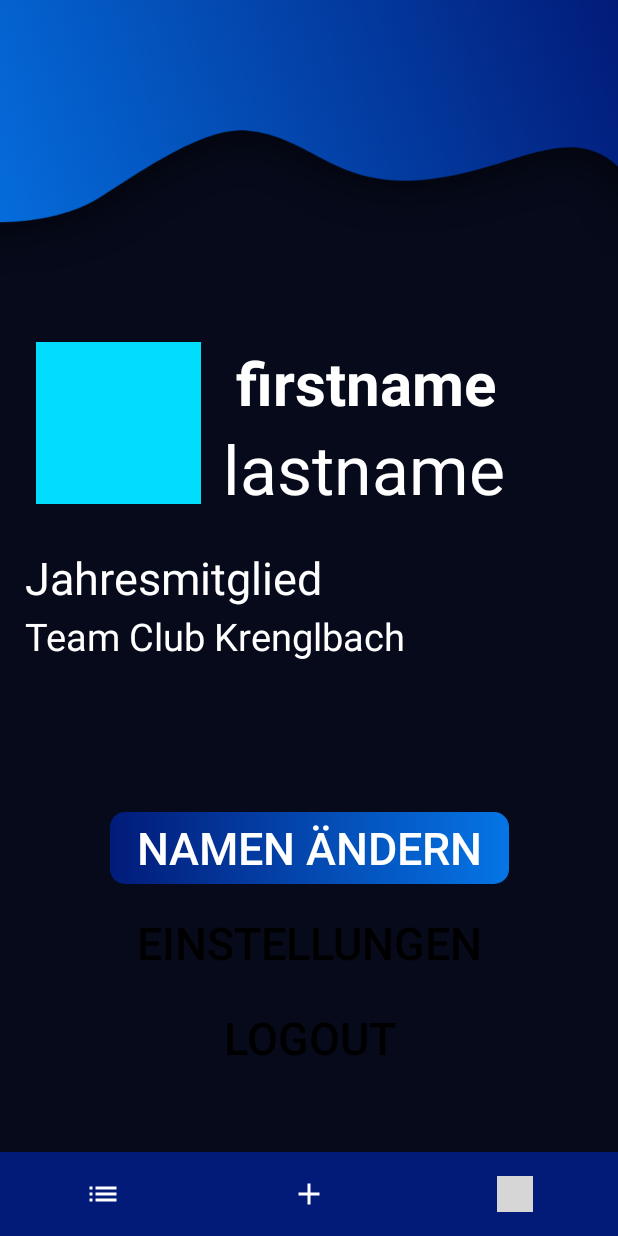
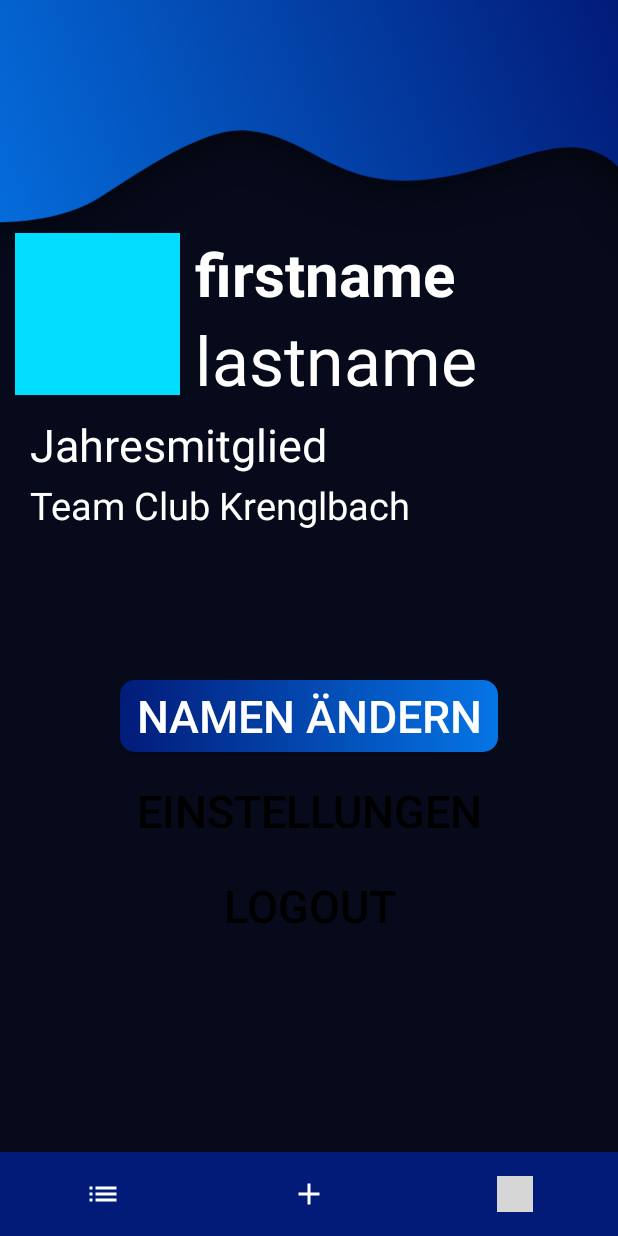
Before and after one commit to dgangl/TCK_Android, an Android app: the MainActivity screen opened directly, with no data from a screen before it, item 3 of the bottom bar chosen, on a phone screen of 412 x 824 dp. Run offline under Robolectric (Android 15) with nearby library versions, the phone set to English and light mode, and no system bars; our stand-ins replace Firebase (no records; nobody signed in at launch, a user with empty details on screens opened directly); grey boxes are pictures that could not be loaded.

Commit message:
UI Feed/User and Phone Login with Code

```diff
--- a/app/src/main/java/lab/tck/UserFragment.java
+++ b/app/src/main/java/lab/tck/UserFragment.java
@@ -7,12 +7,16 @@ import android.support.v4.app.Fragment;
 import android.view.LayoutInflater;
 import android.view.View;
 import android.view.ViewGroup;
+import android.widget.Button;
 
 public class UserFragment extends Fragment {
+
+
     @Nullable
     @Override
     public View onCreateView(@NonNull LayoutInflater inflater, @Nullable ViewGroup container, @Nullable Bundle savedInstanceState) {
         return inflater.inflate(R.layout.fragment_user,container,false);
 
+
     }
 }
--- a/app/src/main/res/layout/activity_main.xml
+++ b/app/src/main/res/layout/activity_main.xml
@@ -11,27 +11,29 @@
     <FrameLayout
         android:id="@+id/main_container"
         android:layout_width="match_parent"
-        android:layout_height="548dp"
-        android:layout_marginStart="8dp"
-        android:layout_marginEnd="8dp"
-        android:layout_marginBottom="8dp"
+        android:layout_height="0dp"
+        android:layout_marginStart="10dp"
+        android:layout_marginTop="145dp"
+        android:layout_marginEnd="10dp"
         app:layout_constraintBottom_toTopOf="@+id/bottomNavigationView"
         app:layout_constraintEnd_toEndOf="parent"
-        app:layout_constraintStart_toStartOf="parent">
+        app:layout_constraintStart_toStartOf="parent"
+        app:layout_constraintTop_toTopOf="parent">
 
     </FrameLayout>
 
     <android.support.design.widget.BottomNavigationView
         android:id="@+id/bottomNavigationView"
         android:layout_width="0dp"
-        android:layout_height="wrap_content"
+        android:layout_height="56dp"
         android:background="#021B79"
-        app:labelVisibilityMode="unlabeled"
         app:itemHorizontalTranslationEnabled="false"
         app:itemIconTint="@android:color/white"
+        app:labelVisibilityMode="unlabeled"
         app:layout_constraintBottom_toBottomOf="parent"
         app:layout_constraintLeft_toLeftOf="parent"
         app:layout_constraintRight_toRightOf="parent"
+        app:layout_constraintTop_toBottomOf="@+id/main_container"
         app:menu="@menu/main_menu_navigation" />
 
 </android.support.constraint.ConstraintLayout>
--- a/app/src/main/res/layout/fragment_user.xml
+++ b/app/src/main/res/layout/fragment_user.xml
@@ -6,9 +6,10 @@
     android:layout_height="match_parent"
     android:background="@android:color/transparent">
 
+
     <Button
         android:id="@+id/user_changename"
-        android:layout_width="266dp"
+        android:layout_width="0dp"
         android:layout_height="wrap_content"
         android:layout_marginStart="70dp"
         android:layout_marginTop="100dp"
@@ -19,46 +20,46 @@
         android:textSize="30sp"
         app:layout_constraintEnd_toEndOf="parent"
         app:layout_constraintStart_toStartOf="parent"
-        app:layout_constraintTop_toBottomOf="@+id/textView6"/>
+        app:layout_constraintTop_toBottomOf="@+id/textView6" />
 
     <Button
         android:id="@+id/user_settigs"
-        android:layout_width="266dp"
+        android:layout_width="0dp"
         android:layout_height="wrap_content"
-        android:layout_marginStart="72dp"
+        android:layout_marginStart="70dp"
         android:layout_marginTop="15dp"
-        android:layout_marginEnd="72dp"
+        android:layout_marginEnd="70dp"
+        android:background="@drawable/round"
         android:text="Logout"
         android:textColor="@android:color/black"
         android:textSize="30sp"
         app:layout_constraintEnd_toEndOf="parent"
         app:layout_constraintStart_toStartOf="parent"
-        app:layout_constraintTop_toBottomOf="@+id/user_logout"
-        android:background="@drawable/round" />
+        app:layout_constraintTop_toBottomOf="@+id/user_logout" />
 
     <Button
         android:id="@+id/user_logout"
-        android:layout_width="266dp"
+        android:layout_width="0dp"
         android:layout_height="wrap_content"
-        android:layout_marginStart="72dp"
+        android:layout_marginStart="70dp"
         android:layout_marginTop="15dp"
-        android:layout_marginEnd="72dp"
+        android:layout_marginEnd="70dp"
+        android:background="@drawable/round"
         android:text="Einstellungen"
         android:textColor="@android:color/black"
         android:textSize="30sp"
         app:layout_constraintEnd_toEndOf="parent"
         app:layout_constraintStart_toStartOf="parent"
-        app:layout_constraintTop_toBottomOf="@+id/user_changename"
-        android:background="@drawable/round"
-        android:backgroundTint="@android:color/white"/>
+        app:layout_constraintTop_toBottomOf="@+id/user_changename" />
 
     <ImageView
         android:id="@+id/imageView"
         android:layout_width="110dp"
         android:layout_height="108dp"
-        android:layout_marginStart="16dp"
-        android:layout_marginTop="16dp"
+        android:layout_marginTop="10dp"
+        android:layout_marginEnd="10dp"
         android:background="@android:color/holo_blue_bright"
+        app:layout_constraintEnd_toStartOf="@+id/user_firstname"
         app:layout_constraintStart_toStartOf="parent"
         app:layout_constraintTop_toTopOf="parent" />
 
@@ -66,56 +67,47 @@
         android:id="@+id/user_firstname"
         android:layout_width="wrap_content"
         android:layout_height="0dp"
-        android:layout_marginStart="23dp"
-        android:layout_marginTop="16dp"
-        android:layout_marginEnd="44dp"
+        android:layout_marginStart="10dp"
+        android:layout_marginTop="10dp"
         android:text="firstname"
         android:textColor="@android:color/white"
         android:textSize="40sp"
         android:textStyle="bold"
-        app:layout_constraintEnd_toEndOf="parent"
-        app:layout_constraintHorizontal_bias="0.0"
         app:layout_constraintStart_toEndOf="@+id/imageView"
         app:layout_constraintTop_toTopOf="parent" />
 
     <TextView
         android:id="@+id/textView3"
         android:layout_width="wrap_content"
-        android:layout_height="wrap_content"
-        android:layout_marginStart="23dp"
-        android:layout_marginEnd="76dp"
+        android:layout_height="61dp"
+        android:layout_marginStart="10dp"
         android:text="lastname"
         android:textColor="@android:color/white"
         android:textSize="45sp"
-        app:layout_constraintEnd_toEndOf="parent"
         app:layout_constraintStart_toEndOf="@+id/imageView"
         app:layout_constraintTop_toBottomOf="@+id/user_firstname" />
 
     <TextView
         android:id="@+id/textView5"
         android:layout_width="wrap_content"
-        android:layout_height="wrap_content"
-        android:layout_marginStart="16dp"
-        android:layout_marginTop="22dp"
-        android:layout_marginEnd="197dp"
+        android:layout_height="41dp"
+        android:layout_marginStart="10dp"
+        android:layout_marginTop="5dp"
         android:text="Jahresmitglied"
         android:textColor="@android:color/white"
         android:textSize="30sp"
-        app:layout_constraintEnd_toEndOf="parent"
         app:layout_constraintStart_toStartOf="parent"
         app:layout_constraintTop_toBottomOf="@+id/textView3" />
 
     <TextView
         android:id="@+id/textView6"
         android:layout_width="wrap_content"
-        android:layout_height="wrap_content"
-        android:layout_marginStart="16dp"
-        android:layout_marginTop="1dp"
-        android:layout_marginEnd="141dp"
+        android:layout_height="34dp"
+        android:layout_marginStart="10dp"
+        android:layout_marginTop="2dp"
         android:text="Team Club Krenglbach"
         android:textColor="@android:color/white"
         android:textSize="25sp"
-        app:layout_constraintEnd_toEndOf="parent"
         app:layout_constraintStart_toStartOf="parent"
         app:layout_constraintTop_toBottomOf="@+id/textView5" />
 
```
Also changed, not shown: app/src/main/java/lab/tck/FeedFragment.java (+8 -0 lines), app/src/main/java/lab/tck/LoginActivity.java (+33 -23 lines), app/src/main/res/layout/activity_login.xml (+19 -32 lines).
